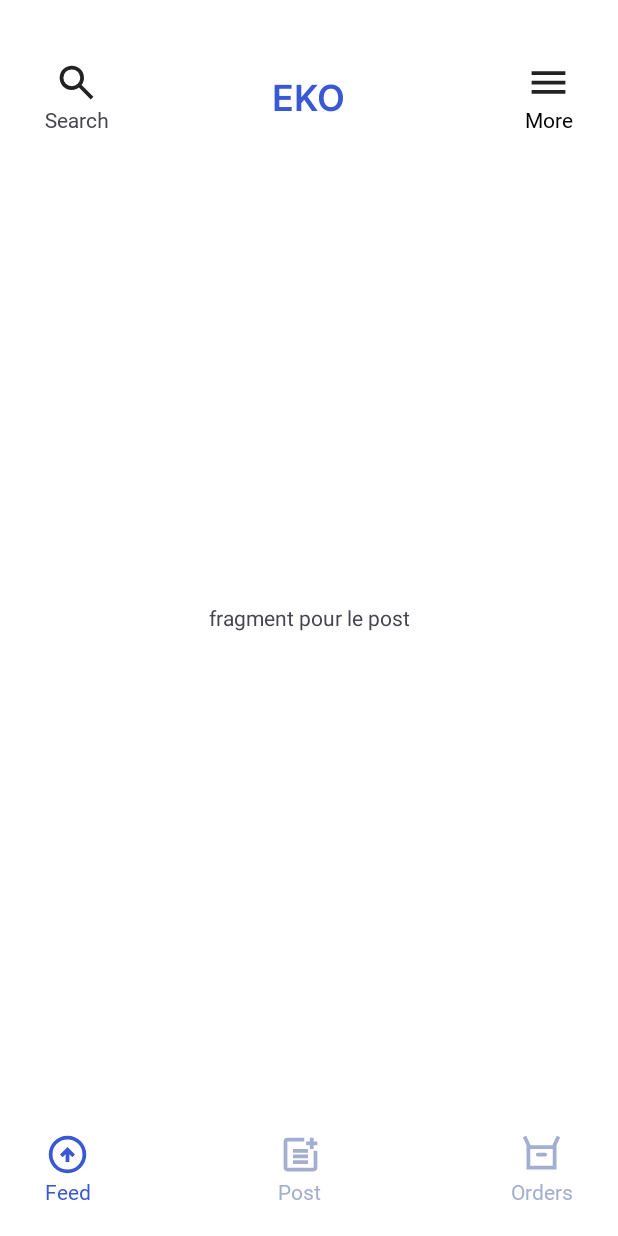
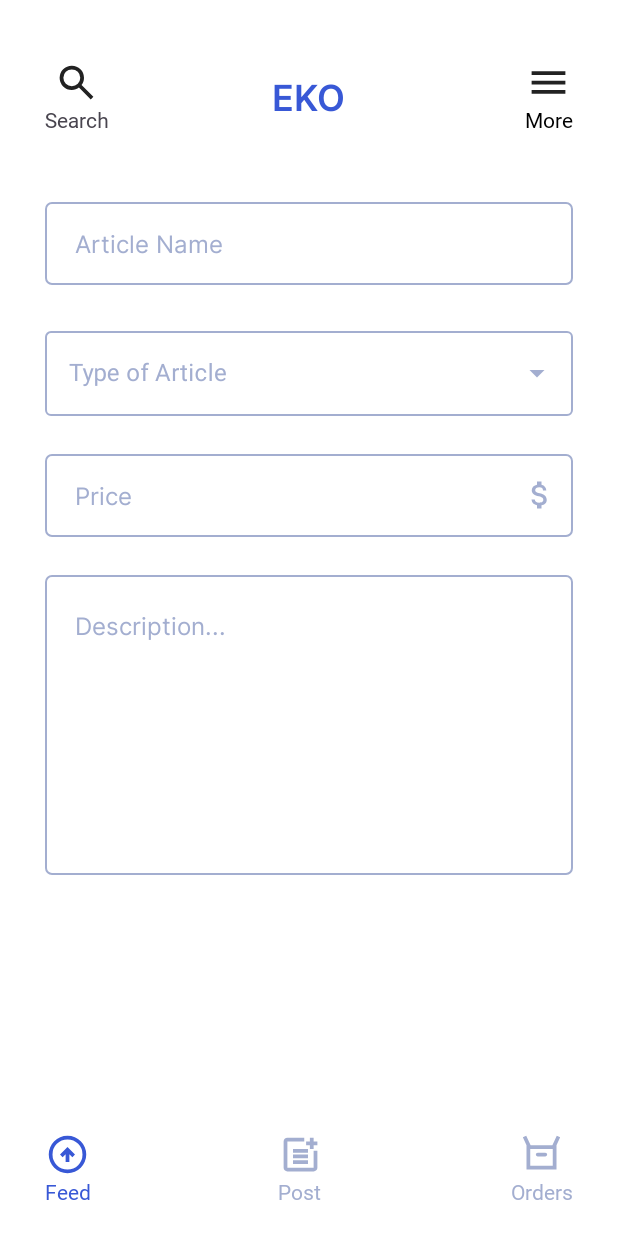
Before and after one commit to julesgaudet/ClothingSoftware, an Android app: the fragment Post placed in its activity, on a phone screen of 412 x 824 dp. Run offline under Robolectric (Android 15) with nearby library versions, the phone set to English and light mode, and no system bars.

Commit message:
entrain de créer le front end pour la page post

```diff
--- a/app/src/main/java/com/example/clothingsoftware/Activities/Account.java
+++ b/app/src/main/java/com/example/clothingsoftware/Activities/Account.java
@@ -82,8 +82,9 @@
         postLinearLayout.setOnClickListener(new View.OnClickListener() {
             @Override
             public void onClick(View v) {
+                resetIconsAndText();
                 displayFragment(postFragment);
-                resetIconsAndText();
+                swipeRefreshLayout.setEnabled(false);
                 postIcon.setColorFilter(ContextCompat.getColor(getApplicationContext(), R.color.colorPrimary));
                 postText.setTextColor(ContextCompat.getColor(getApplicationContext(), R.color.colorPrimary));
                 searchLinearLayout.setVisibility(View.INVISIBLE);
@@ -126,6 +127,7 @@
         feedText.setTextColor(ContextCompat.getColor(getApplicationContext(), R.color.colorSecondPrimary));
         postText.setTextColor(ContextCompat.getColor(getApplicationContext(), R.color.colorSecondPrimary));
         searchLinearLayout.setVisibility(View.VISIBLE);
+        swipeRefreshLayout.setEnabled(true);
     }
 
     // Change the fragment for the specific fragment
--- a/app/src/main/java/com/example/clothingsoftware/Fragments/Post.java
+++ b/app/src/main/java/com/example/clothingsoftware/Fragments/Post.java
@@ -2,19 +2,42 @@
 
 import android.os.Bundle;
 
+import androidx.core.content.ContextCompat;
 import androidx.fragment.app.Fragment;
 
 import android.view.LayoutInflater;
 import android.view.View;
 import android.view.ViewGroup;
+import android.widget.AdapterView;
+import android.widget.ArrayAdapter;
+import android.widget.AutoCompleteTextView;
+import android.widget.Toast;
 
 import com.example.clothingsoftware.R;
+import com.google.android.material.textfield.TextInputLayout;
 
 public class Post extends Fragment {
+
+    String[] item = {"T-shirt", "Pants", "Jeans", "Dress", "Coat", "Shorts", "Jacket", "Jumpsuit", "Skirt", "Blouse", "Sweater", "Hoodie", "Suit", "Tie", "Blazer", "Leggings", "Tank top", "Cardigan", "Polo shirt", "Sweatshirt", "Romper"};
+
+    AutoCompleteTextView autoCompleteTextView;
+
+    ArrayAdapter<String> adapterItems;
+
     @Override
-    public View onCreateView(LayoutInflater inflater, ViewGroup container,
-                             Bundle savedInstanceState) {
+    public View onCreateView(LayoutInflater inflater, ViewGroup container, Bundle savedInstanceState) {
+
         // Inflate the layout for this fragment
-        return inflater.inflate(R.layout.fragment_post, container, false);
+        View view = inflater.inflate(R.layout.fragment_post, container, false);
+
+        autoCompleteTextView = view.findViewById(R.id.auto_complete_text);
+
+        // Initialize adapter with the context and the layout for each item
+        adapterItems = new ArrayAdapter<>(requireContext(), android.R.layout.simple_dropdown_item_1line, item);
+
+        // Set the adapter to the AutoCompleteTextView
+        autoCompleteTextView.setAdapter(adapterItems);
+
+        return view;
     }
 }
--- a/app/src/main/res/drawable/input_border.xml
+++ b/app/src/main/res/drawable/input_border.xml
@@ -1,6 +1,6 @@
 <?xml version="1.0" encoding="utf-8"?>
 <shape xmlns:android="http://schemas.android.com/apk/res/android">
-    <corners android:radius="8dp" />
+    <corners android:radius="4dp" />
     <stroke android:width="1dp" android:color="@color/colorSecondPrimary" />
     <padding android:left="4dp" android:top="4dp" android:right="4dp" android:bottom="4dp" />
 </shape>
--- a/app/src/main/res/drawable/input_error.xml
+++ b/app/src/main/res/drawable/input_error.xml
@@ -1,6 +1,6 @@
 <?xml version="1.0" encoding="utf-8"?>
 <shape xmlns:android="http://schemas.android.com/apk/res/android">
-    <corners android:radius="8dp" />
+    <corners android:radius="4dp" />
     <stroke android:width="1dp" android:color="@color/red" />
     <padding android:left="4dp" android:top="4dp" android:right="4dp" android:bottom="4dp" />
 </shape>
--- /dev/null
+++ b/app/src/main/res/drawable/money_icon.xml
@@ -0,0 +1,5 @@
+<vector android:height="24dp" android:tint="#A3AED0"
+    android:viewportHeight="24" android:viewportWidth="24"
+    android:width="24dp" xmlns:android="http://schemas.android.com/apk/res/android">
+    <path android:fillColor="@android:color/white" android:pathData="M11.8,10.9c-2.27,-0.59 -3,-1.2 -3,-2.15 0,-1.09 1.01,-1.85 2.7,-1.85 1.78,0 2.44,0.85 2.5,2.1h2.21c-0.07,-1.72 -1.12,-3.3 -3.21,-3.81V3h-3v2.16c-1.94,0.42 -3.5,1.68 -3.5,3.61 0,2.31 1.91,3.46 4.7,4.13 2.5,0.6 3,1.48 3,2.41 0,0.69 -0.49,1.79 -2.7,1.79 -2.06,0 -2.87,-0.92 -2.98,-2.1h-2.2c0.12,2.19 1.76,3.42 3.68,3.83V21h3v-2.15c1.95,-0.37 3.5,-1.5 3.5,-3.55 0,-2.84 -2.43,-3.81 -4.7,-4.4z"/>
+</vector>
--- a/app/src/main/res/layout/activity_login.xml
+++ b/app/src/main/res/layout/activity_login.xml
@@ -24,6 +24,7 @@
         android:layout_marginTop="25dp"
         android:fontFamily="@font/regular"
         android:hint="@string/e_mail_address"
+        android:textColorHint="@color/colorSecondPrimary"
         android:background="@drawable/input_border"
         android:inputType="textEmailAddress"
         android:autofillHints="emailAddress"
@@ -38,6 +39,7 @@
         android:layout_height="55dp"
         android:layout_marginTop="25dp"
         android:fontFamily="@font/regular"
+        android:textColorHint="@color/colorSecondPrimary"
         android:hint="@string/passport"
         android:background="@drawable/input_border"
         android:inputType="textPassword"
--- a/app/src/main/res/layout/activity_signup.xml
+++ b/app/src/main/res/layout/activity_signup.xml
@@ -35,6 +35,7 @@
     </RelativeLayout>
 
     <EditText
+        android:textColorHint="@color/colorSecondPrimary"
         android:id="@+id/signupUsername"
         android:layout_width="match_parent"
         android:layout_height="55dp"
@@ -51,6 +52,7 @@
 
 
     <EditText
+        android:textColorHint="@color/colorSecondPrimary"
         android:id="@+id/signupEmail"
         android:layout_width="match_parent"
         android:layout_height="55dp"
@@ -66,6 +68,7 @@
         tools:ignore="RtlSymmetry" />
 
     <EditText
+        android:textColorHint="@color/colorSecondPrimary"
         android:id="@+id/signupPassword"
         android:layout_width="match_parent"
         android:layout_height="55dp"
@@ -82,6 +85,7 @@
         tools:ignore="RtlSymmetry" />
 
     <EditText
+        android:textColorHint="@color/colorSecondPrimary"
         android:id="@+id/signupPassword2"
         android:layout_width="match_parent"
         android:layout_height="55dp"
--- a/app/src/main/res/layout/fragment_post.xml
+++ b/app/src/main/res/layout/fragment_post.xml
@@ -1,5 +1,6 @@
 <?xml version="1.0" encoding="utf-8"?>
 <FrameLayout xmlns:android="http://schemas.android.com/apk/res/android"
+    xmlns:app="http://schemas.android.com/apk/res-auto"
     xmlns:tools="http://schemas.android.com/tools"
     android:layout_width="match_parent"
     android:layout_height="match_parent"
@@ -14,14 +15,86 @@
         <LinearLayout
             android:layout_width="match_parent"
             android:layout_height="wrap_content"
-            android:layout_gravity="center"
+            android:layout_marginTop="20dp"
             android:orientation="vertical">
 
-            <TextView
+            <EditText
+                android:id="@+id/articleName"
                 android:layout_width="match_parent"
-                android:layout_height="match_parent"
-                android:gravity="center"
-                android:text="fragment pour le post" />
+                android:layout_height="55dp"
+                android:layout_marginTop="25dp"
+                android:autofillHints=""
+                android:background="@drawable/input_border"
+                android:fontFamily="@font/regular"
+                android:hint="@string/article_name"
+                android:inputType="text"
+                android:minHeight="48dp"
+                android:paddingStart="20dp"
+                android:textColorHint="@color/colorSecondPrimary"
+                android:textSize="16sp"
+                tools:ignore="RtlSymmetry" />
+
+            <com.google.android.material.textfield.TextInputLayout
+                android:id="@+id/textInputLayout"
+                style="@style/Widget.MaterialComponents.TextInputLayout.OutlinedBox.ExposedDropdownMenu"
+                android:layout_width="match_parent"
+                android:layout_height="wrap_content"
+                android:layout_marginTop="25dp"
+                android:hint="@string/type_of_article"
+                android:textAppearance="@font/inter"
+                android:textColorHint="@color/colorSecondPrimary"
+                android:theme="@style/InputText_Overlay"
+                app:boxBackgroundColor="@color/white"
+                app:boxStrokeColor="@color/colorSecondPrimary"
+                app:boxStrokeWidth="1dp"
+                app:endIconTint="@color/colorSecondPrimary"
+                app:hintTextColor="@color/colorSecondPrimary">
+
+                <AutoCompleteTextView
+                    android:id="@+id/auto_complete_text"
+                    android:layout_width="match_parent"
+                    android:layout_height="wrap_content"
+                    android:inputType="none" />
+
+            </com.google.android.material.textfield.TextInputLayout>
+
+            <EditText
+                android:id="@+id/price"
+                android:layout_width="match_parent"
+                android:layout_height="55dp"
+                android:layout_marginTop="25dp"
+                android:autofillHints=""
+                android:background="@drawable/input_border"
+                android:fontFamily="@font/regular"
+                android:textColorHint="@color/colorSecondPrimary"
+                android:hint="@string/price"
+                android:inputType="text"
+                android:minHeight="48dp"
+                android:paddingStart="20dp"
+                android:textSize="16sp"
+                tools:ignore="RtlSymmetry"
+                android:drawableEnd="@drawable/money_icon"
+                android:paddingEnd="10dp"/>
+
+            <EditText
+                android:id="@+id/description"
+                android:paddingTop="22dp"
+                android:gravity="top"
+                android:layout_width="match_parent"
+                android:layout_height="200dp"
+                android:layout_marginTop="25dp"
+                android:autofillHints=""
+                android:background="@drawable/input_border"
+                android:fontFamily="@font/regular"
+                android:textColorHint="@color/colorSecondPrimary"
+                android:hint="@string/description"
+                android:inputType="text"
+                android:minHeight="48dp"
+                android:paddingStart="20dp"
+                android:textSize="16sp"
+                tools:ignore="RtlSymmetry"
+                android:paddingEnd="10dp"/>
+
         </LinearLayout>
     </ScrollView>
 </FrameLayout>
--- /dev/null
+++ b/app/src/main/res/layout/list_item.xml
@@ -0,0 +1,10 @@
+<?xml version="1.0" encoding="utf-8"?>
+<TextView xmlns:android="http://schemas.android.com/apk/res/android"
+    android:layout_width="match_parent"
+    android:layout_height="match_parent"
+    android:padding="16dp"
+    android:ellipsize="end"
+    android:maxLines="1"
+    android:textAppearance="?attr/textAppearanceSubtitle1">
+
+</TextView>
--- a/app/src/main/res/values/colors.xml
+++ b/app/src/main/res/values/colors.xml
@@ -5,4 +5,5 @@
     <color name="colorPrimary">#3858D6</color>
     <color name="colorSecondPrimary">#A3AED0</color>
     <color name="red">#FF0000</color>
+    <color name="mtrl_textinput_default_box_stroke_color">#A3AED0</color>
 </resources>
--- a/app/src/main/res/values/strings.xml
+++ b/app/src/main/res/values/strings.xml
@@ -26,4 +26,8 @@
     <string name="filter">Filter</string>
     <string name="post">Post</string>
     <string name="more">More</string>
+    <string name="article_name">Article Name</string>
+    <string name="type_of_article">Type of Article</string>
+    <string name="price">Price</string>
+    <string name="description">Description...</string>
 </resources>
--- a/app/src/main/res/values/themes.xml
+++ b/app/src/main/res/values/themes.xml
@@ -6,5 +6,10 @@
         <item name="android:windowBackground">@color/white</item>
     </style>
 
+    <style name="InputText_Overlay">
+        <item name="colorPrimary">@color/white</item>
+        <item name="colorSurface">@color/white</item>
+    </style>
+
     <style name="Theme.ClothingSoftware" parent="Base.Theme.ClothingSoftware" />
 </resources>
```
Also changed, not shown: app/src/main/AndroidManifest.xml (+7 -6 lines).
